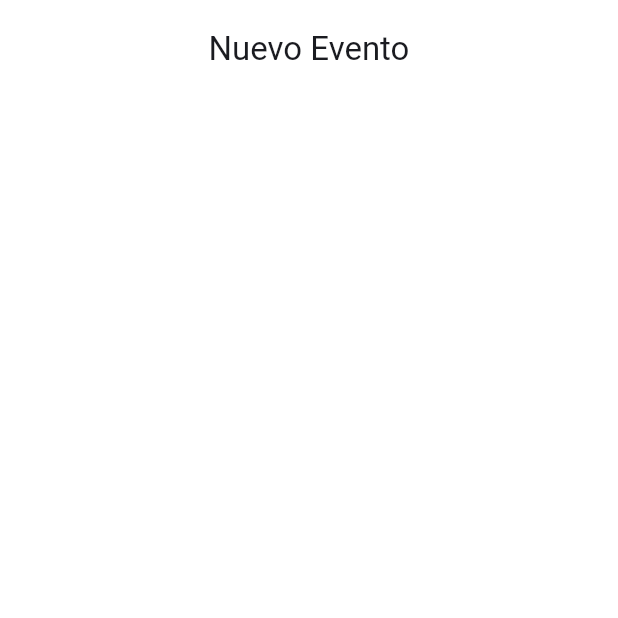
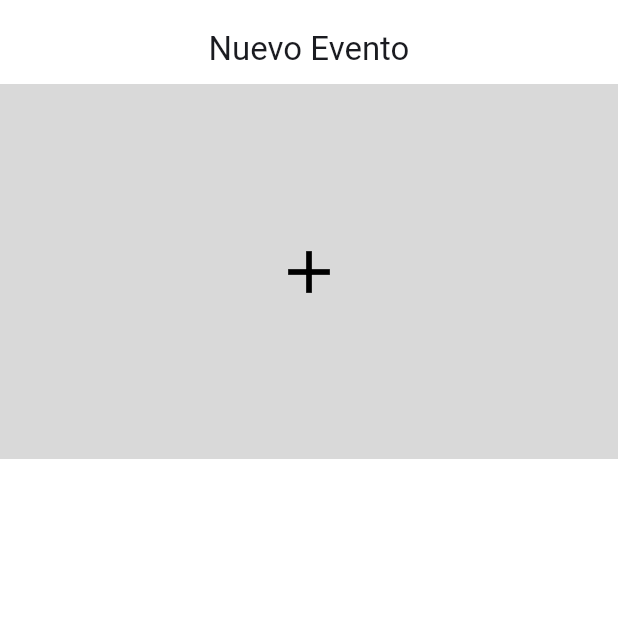
Before and after one commit to valeraruggierotesisucv/flutter-app, a Flutter app: the AddView screen opened by its route, on a phone screen of 412 x 824 dp, the top half of it. Run offline on Flutter 3.47's test engine with Material 3 defaults, Android fonts, the phone set to English and light mode, and no system bars; our stand-ins replace audioplayers, flutter_dotenv, supabase_flutter, table_calendar; accounts and stored records are empty; generated files the repository leaves out were written again; network calls fail.

Commit message:
rectangulo imagen

```diff
--- a/lib/views/add_view.dart
+++ b/lib/views/add_view.dart
@@ -10,15 +10,30 @@ class AddView extends StatefulWidget {
 
 class _AddViewState extends State<AddView> {
 
-
   @override
   Widget build(BuildContext context) {
     return Scaffold(
       appBar: AppHeader(title: "Nuevo Evento"),
       backgroundColor: Colors.white,
       body: SingleChildScrollView(
-        padding: const EdgeInsets.all(16.0),
-
+        child: Column(
+          children: [
+            GestureDetector(
+              onTap: () {
+                debugPrint("click");
+              },
+              child: Container(
+                width: double.infinity,
+                height: 250,
+                alignment: Alignment.center,
+                decoration: BoxDecoration(
+                  color: Color(0xFFD9D9D9),
+                ),
+                child: Icon(Icons.add, size: 48, color: Colors.black),
+              ),
+            )
+          ],
+        ),
       ),
     );
   }
```
